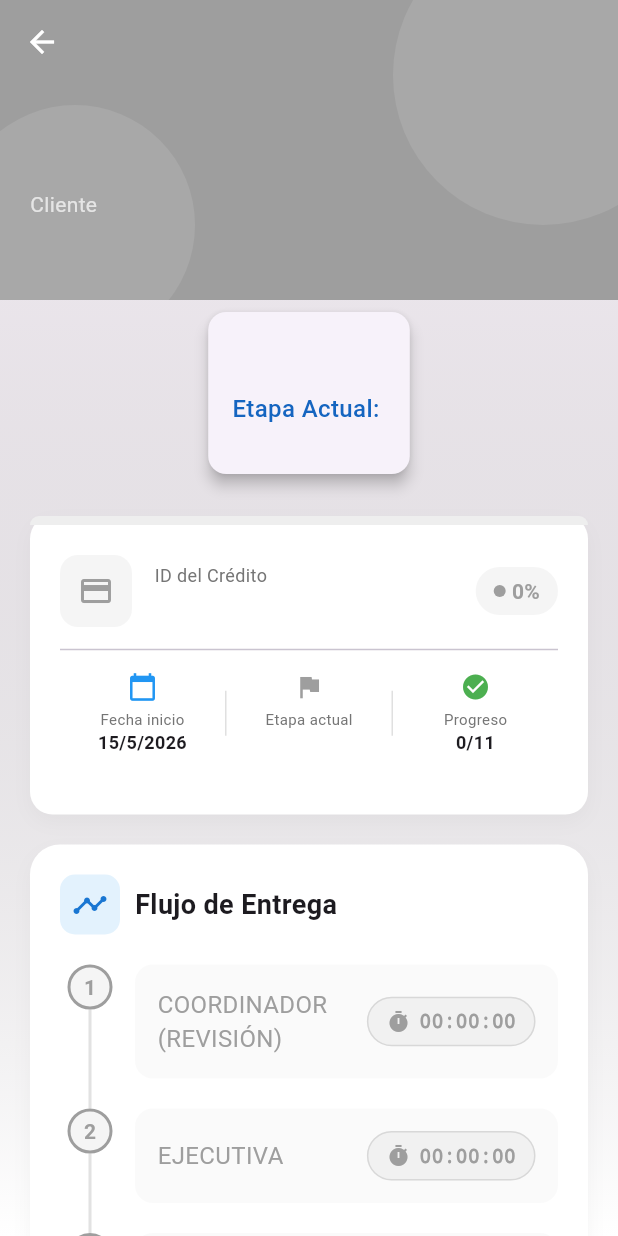
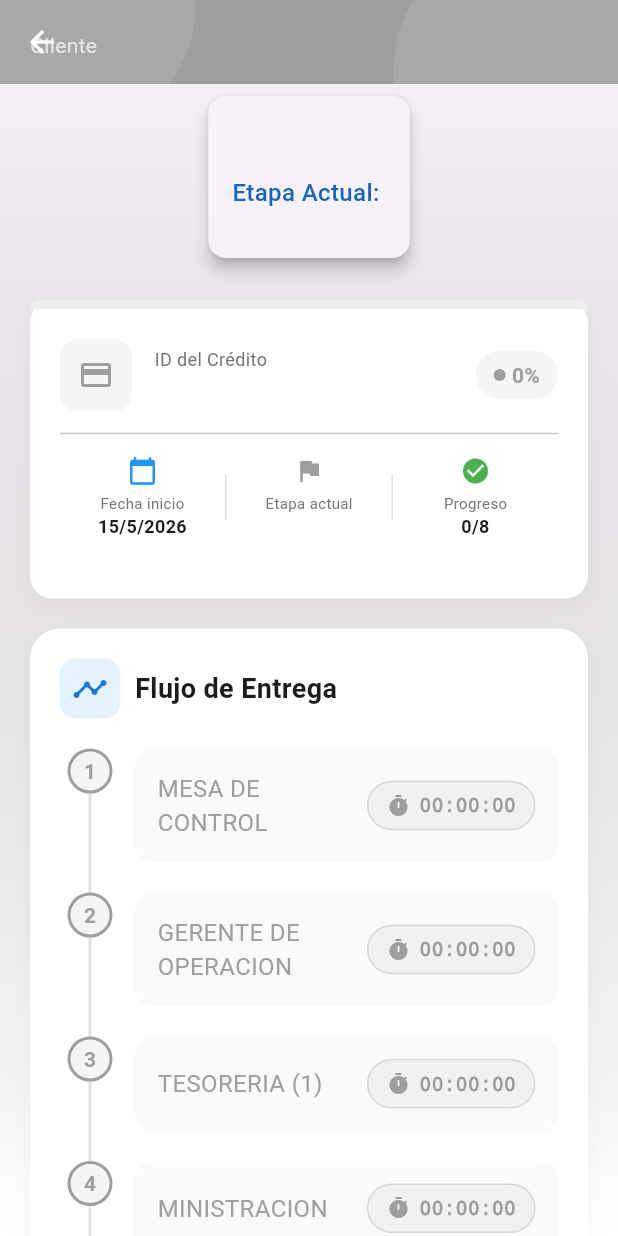
Before and after one commit to WinyRangel/seguimiento-app, a Flutter app: the DetalleCreditoScreen screen opened directly with empty values, on a phone screen of 412 x 824 dp. Run offline on Flutter 3.47's test engine with Material 3 defaults, Android fonts, the phone set to English and light mode, and no system bars; our stand-ins replace cloud_firestore, firebase_core, shared_preferences; accounts and stored records are empty.

Commit message:
cambios flujo

```diff
--- a/lib/models/credito.dart
+++ b/lib/models/credito.dart
@@ -17,15 +17,15 @@ class Credito {
 
   // Lista estática de etapas del proceso
   static List<String> etapasProceso = [
-    'COORDINADOR (REVISIÓN)',
-    'EJECUTIVA',
+    //'COORDINADOR (REVISIÓN)',
+    //'EJECUTIVA',
     'MESA DE CONTROL',
     'GERENTE DE OPERACION',
     'TESORERIA (1)',
     'MINISTRACION',
     'CONTROL INTERNO',
     'TESORERIA (2)',
-    'COORDINADOR (CIERRE)',
+    //'COORDINADOR (CIERRE)',
     'PAQUETE',
     'HOJA DE CONTROL'
   ];
--- a/lib/screens/detalle_credito_screen.dart
+++ b/lib/screens/detalle_credito_screen.dart
@@ -290,7 +290,7 @@ class _DetalleCreditoScreenState extends State<DetalleCreditoScreen> {
                   slivers: [
                     // App Bar personalizada
                     SliverAppBar(
-                      expandedHeight: 200,
+                      expandedHeight: 10,
                       pinned: true,
                       backgroundColor: colorProgreso,
                       flexibleSpace: FlexibleSpaceBar(
@@ -332,9 +332,11 @@ class _DetalleCreditoScreenState extends State<DetalleCreditoScreen> {
                               ),
                               Padding(
                                 padding: const EdgeInsets.all(20),
+                                child: SingleChildScrollView(
                                   child: Column(
                                     mainAxisAlignment: MainAxisAlignment.end,
-                                  crossAxisAlignment: CrossAxisAlignment.start,
+                                    crossAxisAlignment:
+                                        CrossAxisAlignment.start,
                                     children: [
                                       const Text(
                                         'Cliente',
@@ -352,6 +354,7 @@ class _DetalleCreditoScreenState extends State<DetalleCreditoScreen> {
                                         ),
                                       ),
                                     ],
+                                  ),
                                 ),
                               ),
                             ],
--- a/lib/screens/lista_creditos_screen.dart
+++ b/lib/screens/lista_creditos_screen.dart
@@ -93,6 +93,8 @@ class _ListaCreditosScreenState extends State<ListaCreditosScreen> {
           }
 
           final creditos = snapshot.data ?? [];
+          // Ordenar por fechaInicio descendente (más recientes primero)
+          creditos.sort((a, b) => b.fechaInicio.compareTo(a.fechaInicio));
           final filteredCreditos = _filterCreditos(creditos);
 
           if (creditos.isEmpty) {
```
Lines whose indentation alone changed are shown as unchanged.
